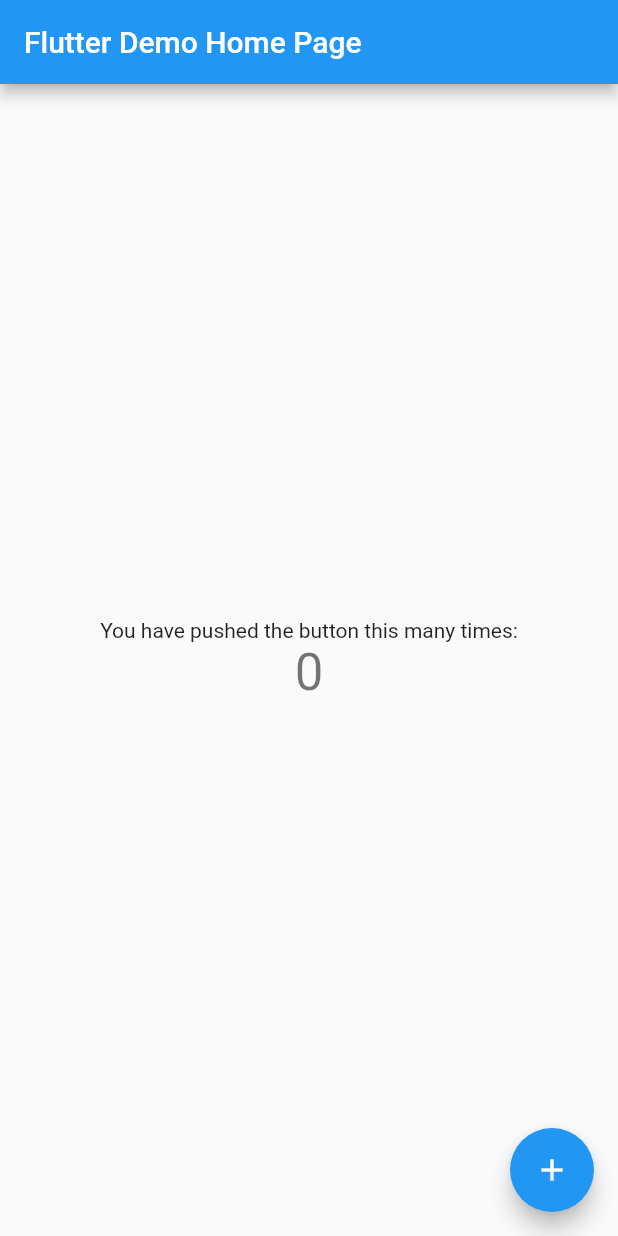
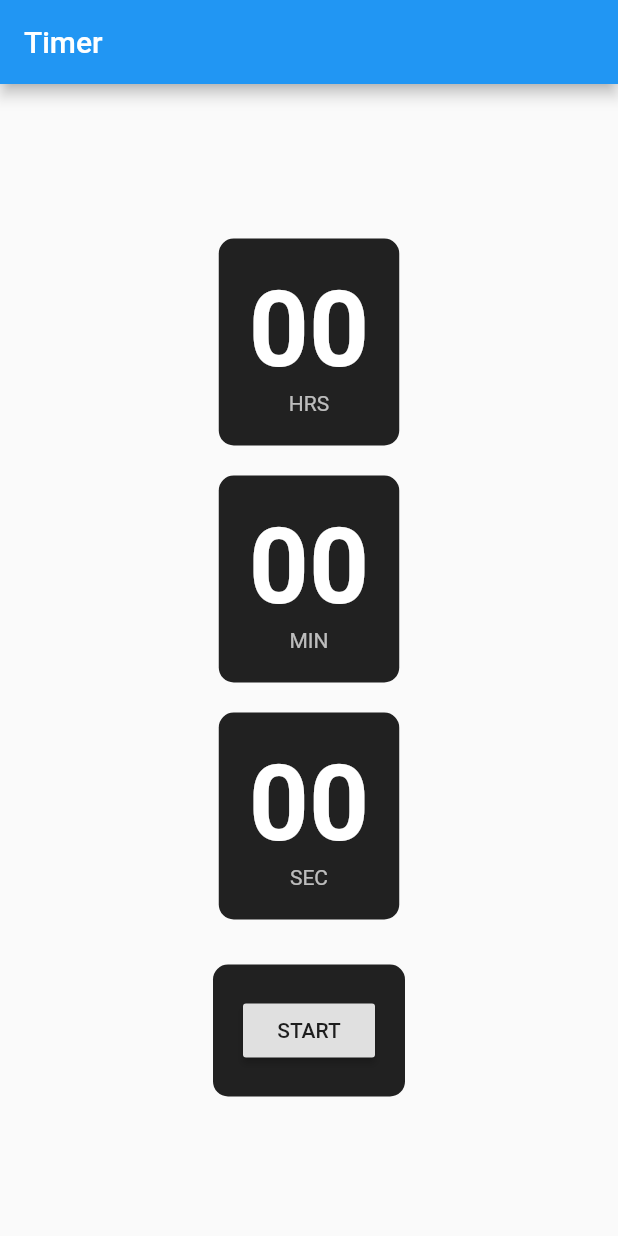
Before and after one commit to desciplejustin/Timer, a Flutter app: the screen it shows after launch, on a phone screen of 412 x 824 dp. Run offline on Flutter 3.47's test engine with Material 2 defaults, Android fonts, the phone set to English and light mode, and no system bars.

Commit message:
Completion of tutorial

```diff
--- a/Timer/lib/main.dart
+++ b/Timer/lib/main.dart
@@ -1,117 +1,120 @@
 import 'package:flutter/material.dart';
+import 'dart:async';
 
-void main() {
-  runApp(MyApp());
+void main() => runApp(TimerApp());
+
+class TimerApp extends StatefulWidget {
+  @override
+  State<StatefulWidget> createState() {
+    return new TimerAppState();
+  }
 }
 
-class MyApp extends StatelessWidget {
-  // This widget is the root of your application.
+class TimerAppState extends State<TimerApp> {
+  static const duration = const Duration(seconds: 1);
+
+  int secondsPassed = 0;
+  bool isActive = false;
+
+  Timer timer;
+
+  void handleTick() {
+    if (isActive) {
+      setState(() {
+        secondsPassed = secondsPassed + 1;
+      });
+    }
+  }
+
   @override
   Widget build(BuildContext context) {
+    if (timer == null)
+      timer = Timer.periodic(duration, (Timer t) {
+        handleTick();
+      });
+
+    int seconds = secondsPassed % 60;
+    int minutes = secondsPassed ~/ 60;
+    int hours = secondsPassed ~/ (60 * 60);
+
     return MaterialApp(
-      title: 'Flutter Demo',
-      theme: ThemeData(
-        // This is the theme of your application.
-        //
-        // Try running your application with "flutter run". You'll see the
-        // application has a blue toolbar. Then, without quitting the app, try
-        // changing the primarySwatch below to Colors.green and then invoke
-        // "hot reload" (press "r" in the console where you ran "flutter run",
-        // or simply save your changes to "hot reload" in a Flutter IDE).
-        // Notice that the counter didn't reset back to zero; the application
-        // is not restarted.
-        primarySwatch: Colors.blue,
-        // This makes the visual density adapt to the platform that you run
-        // the app on. For desktop platforms, the controls will be smaller and
-        // closer together (more dense) than on mobile platforms.
-        visualDensity: VisualDensity.adaptivePlatformDensity,
+      title: 'Welcome to Flutter',
+      home: Scaffold(
+        appBar: AppBar(
+          title: Text('Timer'),
+        ),
+        body: Center(
+          child: Column(
+            mainAxisSize: MainAxisSize.min,
+            children: <Widget>[
+              Column(
+                mainAxisAlignment: MainAxisAlignment.center,
+                children: <Widget>[
+                  CustomTextContainer(
+                    label: 'HRS', value: hours.toString().padLeft(2, '0')),
+                  CustomTextContainer(
+                    label: 'MIN', value: minutes.toString().padLeft(2, '0')),
+                  CustomTextContainer(
+                    label: 'SEC', value: seconds.toString().padLeft(2, '0')),
+                ],
+              ),
+              Container(
+                margin: EdgeInsets.only(top: 20),
+                padding: EdgeInsets.all(20),
+                decoration: new BoxDecoration(
+                  borderRadius: new BorderRadius.circular(10),
+                  color: Colors.black87),
+                child: RaisedButton(
+                  child: Text(isActive ? 'STOP' : 'START'),
+                  onPressed: () {
+                    setState(() {
+                      isActive = !isActive;
+                    });
+                  },
+                ),
+              ),
+            ],
+          ),
+        ),
       ),
-      home: MyHomePage(title: 'Flutter Demo Home Page'),
     );
   }
 }
 
-class MyHomePage extends StatefulWidget {
-  MyHomePage({Key key, this.title}) : super(key: key);
+class CustomTextContainer extends StatelessWidget {
+  CustomTextContainer({this.label, this.value});
 
-  // This widget is the home page of your application. It is stateful, meaning
-  // that it has a State object (defined below) that contains fields that affect
-  // how it looks.
-
-  // This class is the configuration for the state. It holds the values (in this
-  // case the title) provided by the parent (in this case the App widget) and
-  // used by the build method of the State. Fields in a Widget subclass are
-  // always marked "final".
-
-  final String title;
-
-  @override
-  _MyHomePageState createState() => _MyHomePageState();
-}
-
-class _MyHomePageState extends State<MyHomePage> {
-  int _counter = 0;
-
-  void _incrementCounter() {
-    setState(() {
-      // This call to setState tells the Flutter framework that something has
-      // changed in this State, which causes it to rerun the build method below
-      // so that the display can reflect the updated values. If we changed
-      // _counter without calling setState(), then the build method would not be
-      // called again, and so nothing would appear to happen.
-      _counter++;
-    });
-  }
+  final String label;
+  final String value;
 
   @override
   Widget build(BuildContext context) {
-    // This method is rerun every time setState is called, for instance as done
-    // by the _incrementCounter method above.
-    //
-    // The Flutter framework has been optimized to make rerunning build methods
-    // fast, so that you can just rebuild anything that needs updating rather
-    // than having to individually change instances of widgets.
-    return Scaffold(
-      appBar: AppBar(
-        // Here we take the value from the MyHomePage object that was created by
-        // the App.build method, and use it to set our appbar title.
-        title: Text(widget.title),
+    return Container(
+      margin: EdgeInsets.symmetric(vertical: 10),
+      padding: EdgeInsets.all(20),
+      decoration: new BoxDecoration(
+        borderRadius: new BorderRadius.circular(10),
+        color: Colors.black87,
       ),
-      body: Center(
-        // Center is a layout widget. It takes a single child and positions it
-        // in the middle of the parent.
-        child: Column(
-          // Column is also a layout widget. It takes a list of children and
-          // arranges them vertically. By default, it sizes itself to fit its
-          // children horizontally, and tries to be as tall as its parent.
-          //
-          // Invoke "debug painting" (press "p" in the console, choose the
-          // "Toggle Debug Paint" action from the Flutter Inspector in Android
-          // Studio, or the "Toggle Debug Paint" command in Visual Studio Code)
-          // to see the wireframe for each widget.
-          //
-          // Column has various properties to control how it sizes itself and
-          // how it positions its children. Here we use mainAxisAlignment to
-          // center the children vertically; the main axis here is the vertical
-          // axis because Columns are vertical (the cross axis would be
-          // horizontal).
-          mainAxisAlignment: MainAxisAlignment.center,
-          children: <Widget>[
-            Text(
-              'You have pushed the button this many times:',
+      child: Column(
+        mainAxisSize: MainAxisSize.min,
+        children: <Widget> [
+          Text(
+            '$value',
+            style: TextStyle(
+              color: Colors.white,
+              fontSize: 70,
+              fontWeight: FontWeight.bold,
             ),
-            Text(
-              '$_counter',
-              style: Theme.of(context).textTheme.headline4,
+          ),
+          Text(
+            '$label',
+            style: TextStyle(
+              color: Colors.white70,
             ),
-          ],
-        ),
+          )
+        ]
       ),
-      floatingActionButton: FloatingActionButton(
-        onPressed: _incrementCounter,
-        tooltip: 'Increment',
-        child: Icon(Icons.add),
-      ), // This trailing comma makes auto-formatting nicer for build methods.
     );
   }
 }
```
Also changed, not shown: 1 other file.
